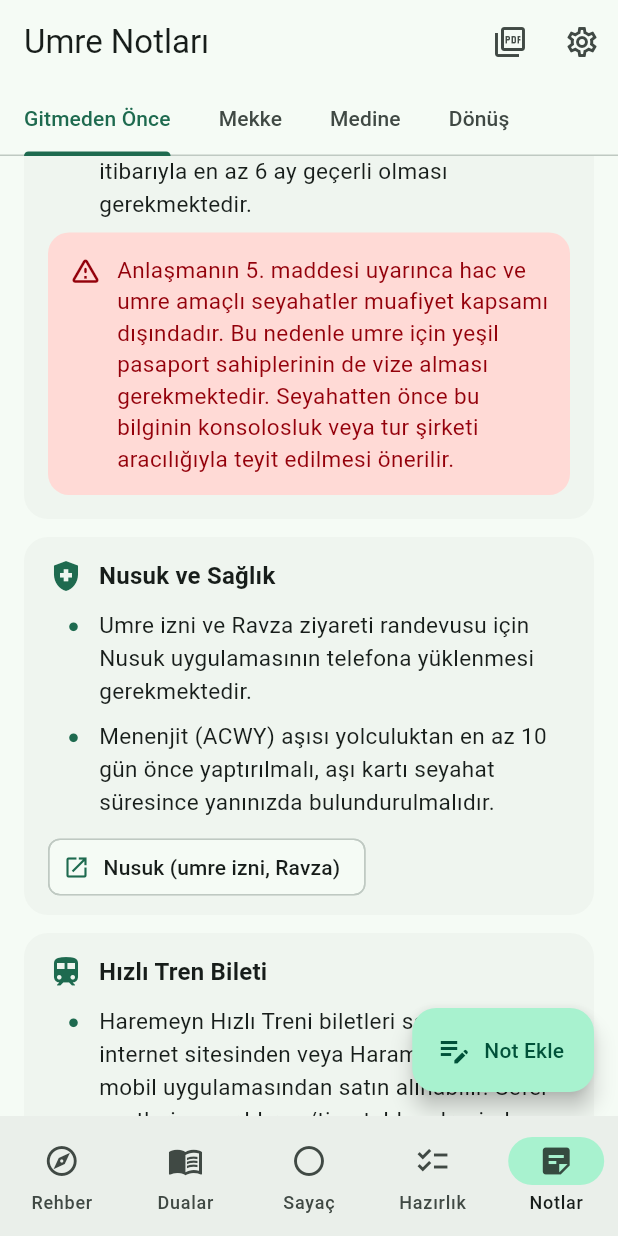
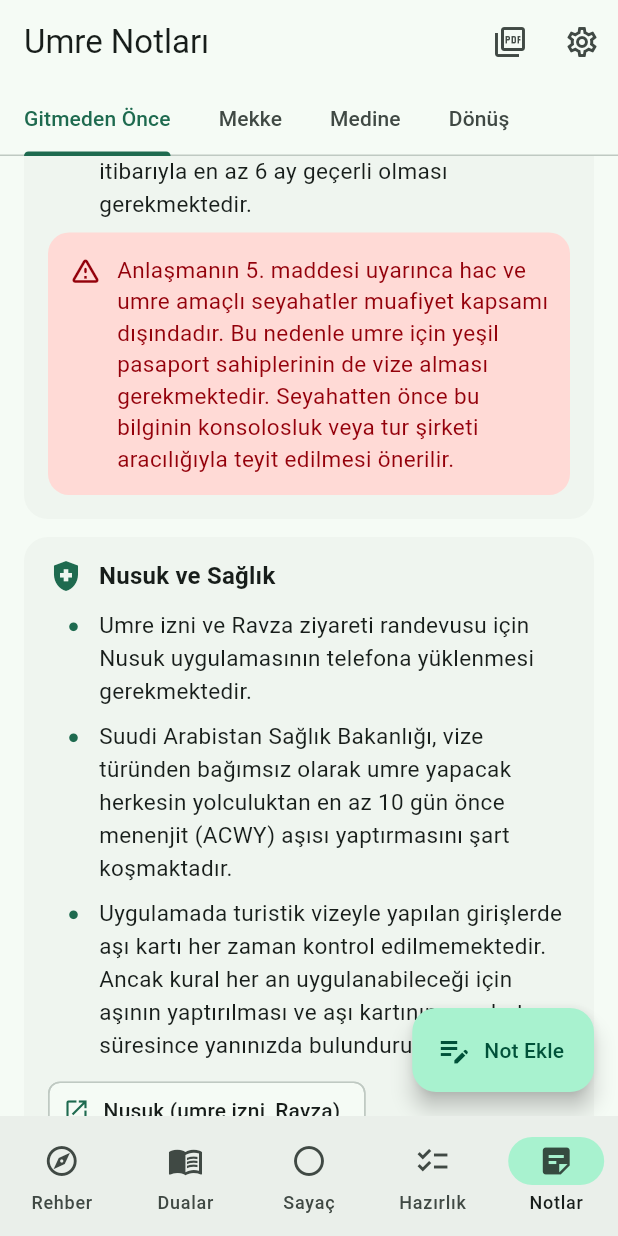
Before and after one commit to yalagoz/Umre, a Flutter app: the screen it shows after launch, item 5 of the bottom bar chosen, scrolled down 1152 dp, on a phone screen of 412 x 824 dp. Run offline on Flutter 3.47's test engine with Material 3 defaults, Android fonts, the phone set to English and light mode, and no system bars; our stand-ins replace pdf, printing, share_plus, shared_preferences.

Commit message:
Mekke notları ve hazırlık listesi güncellendi, README'ye APK karekodu eklendi
- Mekke: Mahbes bölgesinden otobüsle ulaşım ve Selam Kapısı, kadınlar için
  namaz vaktinde tavaf, ZamZam AVM ve Al Baik yemek bilgileri
- Gitmeden Önce: menenjit aşısı, orta boy valiz, Kuveyt Türk kur bilgisi,
  Elektrik Prizleri bölümü
- Hazırlık listesi: pasaport, bel çantası, terlik, priz ve seccade maddeleri
- README: en son APK'yı indiren karekod ve kurulum adımları

Co-Authored-By: Claude Opus 5.5 <noreply@anthropic.com>

```diff
--- a/lib/data/hazirlik.dart
+++ b/lib/data/hazirlik.dart
@@ -10,11 +10,10 @@ const List<ChecklistSection> checklistSections = [
     title: "Evrak ve Para",
     icon: Icons.badge,
     items: [
-      "Pasaport (en az 6 ay geçerli)",
+      "Pasaport (en az 1 yıl geçerli olması önerilir)",
       "Umre vizesi ve tur belgeleri",
       "Uçak bileti ve otel bilgileri",
-      "Kimlik fotokopisi ve vesikalık fotoğraf",
-      "Aşı kartı ve sağlık raporu",
+      "Menenjit (ACWY) aşı kartı",
       "Kredi kartı ve bir miktar Suudi Riyali",
       "Tur rehberinin ve kafile görevlisinin telefon numaraları",
     ],
@@ -25,8 +24,8 @@ const List<ChecklistSection> checklistSections = [
     icon: Icons.checkroom,
     items: [
       "En az 2 takım ihram (erkekler)",
-      "İhram kemeri veya bel çantası",
-      "Topuğu ve ayak üstü açık terlik / sandalet",
+      "İhram kemeri veya bel çantası (boyun askılı çantalar kullanışlı olmakla birlikte boyunda ağırlık yapmaktadır; bel çantası daha rahattır)",
+      "Topuğu ve ayak üstü açık terlik veya sandalet (2 adet önerilir)",
       "Tesettüre uygun rahat kıyafetler (kadınlar)",
       "Rahat yürüyüş ayakkabısı",
       "Klimalı ortamlar için ince hırka",
@@ -55,7 +54,7 @@ const List<ChecklistSection> checklistSections = [
     items: [
       "Telefon ve şarj aleti",
       "Taşınabilir şarj cihazı (powerbank)",
-      "Priz dönüştürücü (çoğunlukla İngiliz tipi, G)",
+      "Priz dönüştürücü (İngiliz tipi, G; önerilir ancak zorunlu değildir)",
       "Telefonda Nusuk, Uber ve Haramain tren uygulamaları",
     ],
   ),
@@ -67,7 +66,7 @@ const List<ChecklistSection> checklistSections = [
       "Dua kitabı veya bu uygulama",
       "Küçük boy Kur'an-ı Kerim",
       "Tesbih veya tavaf sayacı",
-      "Katlanabilir seccade",
+      "Katlanabilir seccade (hafif ve ince olması önerilir)",
       "Mescitte ayakkabılar için bez torba",
     ],
   ),
--- a/lib/data/notlar.dart
+++ b/lib/data/notlar.dart
@@ -73,7 +73,8 @@ const List<TripPhase> tripPhases = [
         links: [_nusukLink],
         items: [
           'Umre izni ve Ravza ziyareti randevusu için Nusuk uygulamasının telefona yüklenmesi gerekmektedir.',
-          'Menenjit (ACWY) aşısı yolculuktan en az 10 gün önce yaptırılmalı, aşı kartı seyahat süresince yanınızda bulundurulmalıdır.',
+          'Suudi Arabistan Sağlık Bakanlığı, vize türünden bağımsız olarak umre yapacak herkesin yolculuktan en az 10 gün önce menenjit (ACWY) aşısı yaptırmasını şart koşmaktadır.',
+          'Uygulamada turistik vizeyle yapılan girişlerde aşı kartı her zaman kontrol edilmemektedir. Ancak kural her an uygulanabileceği için aşının yaptırılması ve aşı kartının seyahat süresince yanınızda bulundurulması önerilir.',
         ],
       ),
       TripNoteSection(
@@ -83,7 +84,7 @@ const List<TripPhase> tripPhases = [
         items: [
           'Haremeyn Hızlı Treni biletleri sar.hhr.sa internet sitesinden veya Haramain (HHR) mobil uygulamasından satın alınabilir. Sefer saatlerine sar.hhr.sa/timetable adresinden ulaşılabilir.',
           'Medine–Mekke arası tek yön bilet ücreti ekonomi sınıfında yaklaşık 160–190 riyal, business sınıfında ise 260 riyal ve üzeridir. Fiyatlar tarihe ve KDV oranına göre değişiklik gösterebilir.',
-          'Yolcu başına 1 büyük valiz (en fazla 25 kg ve 65×55×35 cm) ile 1 el çantası taşıma hakkı bulunmaktadır.',
+          'Yolcu başına 1 orta boy valiz (en fazla 25 kg ve 65×55×35 cm) ile 1 el çantası taşıma hakkı bulunmaktadır. Büyük boy valizler kabul edilmemekte veya ek ücrete tabi tutulmaktadır.',
           'Kalkışa 20 dakikadan az süre kala bilet değişikliği yapılamaz. Trene yetişemeyen yolcunun bileti geçersiz hâle gelir.',
         ],
       ),
@@ -91,10 +92,20 @@ const List<TripPhase> tripPhases = [
         title: 'Para ve Ulaşım',
         icon: Icons.payments,
         items: [
-          'Kredi kartı hemen her yerde kabul edilmektedir ve döviz kuru açısından genellikle daha avantajlıdır.',
+          'Kredi kartı hemen her yerde kabul edilmektedir.',
+          'Kuveyt Türk kredi kartları, yurt dışı harcamalarını kur farkı eklemeden alış ve satış kurunun ortalaması üzerinden ekstreye yansıtmaktadır. Örneğin alış kuru 13,00 TL ve satış kuru 13,50 TL olduğunda harcama 13,25 TL üzerinden hesaplanmaktadır. Bu nedenle Kuveyt Türk kartları bu konuda avantajlıdır; diğer bankaların uygulamaları ayrıca araştırılabilir.',
           'Taksi için Uber uygulamasının önceden telefona yüklenmesi önerilir.',
-          'Hızlı trende en büyük boy valizler kabul edilmemekte veya ek ücrete tabi tutulmaktadır. Bu nedenle çok büyük valizle seyahat edilmemesi önerilir.',
+          'Hızlı trende büyük boy valizler kabul edilmemekte veya ek ücrete tabi tutulmaktadır. Bu nedenle orta boy valizle seyahat edilmesi önerilir.',
         ],
+      ),
+      TripNoteSection(
+        title: 'Elektrik Prizleri',
+        icon: Icons.power,
+        items: [
+          'Suudi Arabistan\'da çoğunlukla üç delikli İngiliz tipi (G) prizler kullanılmaktadır. Priz dönüştürücü önerilir ancak zorunlu değildir.',
+          'Türkiye\'de kullanılan fişler de bu prizlere takılabilir. Bunun için prizin üst kısmındaki tekli deliğe tahta bir çubuk gibi yalıtkan bir cisim yerleştirilir; böylece priz kilidi açılır ve fiş alttaki iki deliğe takılabilir.',
+        ],
+        warning: 'Priz kilidini açmak için yalnızca kuru ve yalıtkan bir cisim kullanılmalıdır. Bu işlemde kesinlikle metal bir cisim kullanılmamalıdır.',
       ),
     ],
   ),
@@ -105,10 +116,11 @@ const List<TripPhase> tripPhases = [
     icon: Icons.mosque,
     sections: [
       TripNoteSection(
-        title: 'Mescid-i Haram Kapıları',
+        title: "Harem'e Ulaşım ve Kapılar",
         icon: Icons.door_front_door,
         items: [
-          "Kral Abdülaziz Kapısı, tavafın başlangıç noktası olan Hacerülesved hizasına (selamlama noktasına) oldukça yakındır. Bu nedenle Mescid-i Haram'a bu kapıdan girilmesi önerilir.",
+          "Mahbes (Mahbas Al Jinn) bölgesindeki otellerde konaklanıyorsa Harem'e otobüsle ulaşılır. Otobüsler Gazze durağına gelmekte, yolcular Peygamber Efendimizin evinin yakınında inmektedir. Buradan yürünerek Selam Kapısı'ndan Mescid-i Haram'a girmek en yakın yoldur.",
+          "Harem'e yakın otellerde konaklanıyorsa Mescid-i Haram'a Kral Abdülaziz Kapısı'ndan girmek en rahat yoldur. Bu kapı, tavafın başlangıç noktası olan Hacerülesved hizasına (selamlama noktasına) da oldukça yakındır.",
           "Çıkışta Kral Abdülaziz Kapısı'nın yanındaki kapı veya 83, 84, 87 ve 93 numaraya kadar olan kapılar kullanıldığında Mekke Kulesi'ne (Saat Kulesi) yakın bir noktaya çıkılır.",
           "Cuma namazı için saat 09.00–09.30 arasında gelinip Kral Abdülaziz Kapısı'nın sağ tarafında yer bulunduğunda namaz gölgede kılınabilir (Kasım ayı tecrübesidir).",
         ],
@@ -119,6 +131,15 @@ const List<TripPhase> tripPhases = [
         items: [
           "Mescid-i Haram'da kadınlara ayrılan namaz ve oturma alanı Kral Fahd Kapısı'nın sol tarafında yer almaktadır.",
           'Kadınların namaz vaktinden 20–30 dakika önce kadınlar bölümüne gitmeleri önerilir. Çok erken gelindiğinde görevliler alanı boşaltabilmektedir; belirtilen zaman aralığında gelindiğinde ise içeride yer bulunabilmektedir.',
+        ],
+      ),
+      TripNoteSection(
+        title: 'Kadınlar İçin Namaz Vaktinde Tavaf',
+        icon: Icons.schedule,
+        numbered: true,
+        items: [
+          'Tavafın namaz vaktine kadar tamamlanabileceği düşünülüyorsa tavafın bitirilmesi önerilir. Namaz vakti yaklaştığında görevliler kadınları mataf alanının dışına çıkarmaktadır.',
+          'Tavafın namaz vaktine kadar tamamlanamayacağı düşünülüyorsa kadınlara ayrılan bir bölüme geçilerek namaz içeride kılınabilir ve namazdan sonra tavafa hemen devam edilebilir. Bunun nedeni, namaz vaktine çok yakın bir zamanda hâlâ mataf alanında bulunan kadınların görevlilerce dışarı çıkarılmasıdır. Bu durumda yeniden içeri girip tavafa devam etmek uzun zaman alabilmektedir.',
         ],
       ),
       TripNoteSection(
@@ -133,6 +154,19 @@ const List<TripPhase> tripPhases = [
           'Elaf Kinda',
           'ZamZam Pullman — Asansörlerde uzun bekleme süreleri yaşanmaktadır.',
         ],
+      ),
+      TripNoteSection(
+        title: 'Yemek',
+        icon: Icons.restaurant,
+        items: [
+          "Konaklanan otelde yemek hizmeti bulunmuyorsa ZamZam Alışveriş Merkezi'nin 3. katındaki restoranlar tercih edilebilir.",
+          'Bu katta bir Türk restoranı bulunmaktadır. Çorba 15 riyal, pide ve pizza ise 25 riyaldir.',
+          'Arap yemekleri sunan restoranlar da denenebilir. İki kişilik pilav ve tavuk yaklaşık 35 riyaldir.',
+          "Al Shufa Restoranı'nda açık büfe yemek 75 riyaldir.",
+          "Al Baik'te hamburger ve nugget tarzı yemekler denenebilir. Yemekler lezzetlidir ancak restoran çok kalabalık olmaktadır. Kişi başı 15–30 riyal arasında yemek yenebilmektedir.",
+          'Belirtilen fiyatlar tecrübeye dayanmaktadır ve zamanla değişebilir.',
+        ],
+        warning: 'Namazların hemen ardından alışveriş merkezi çok kalabalık olmaktadır. Bu nedenle yemek için namaz çıkışı saatleri tercih edilmemelidir.',
       ),
       TripNoteSection(
         title: 'Alışveriş ve Ulaşım',
@@ -192,7 +226,7 @@ const List<TripPhase> tripPhases = [
           'Hızlı trenin kullanımı oldukça kolaydır. İstasyona girildikten sonra üst kata çıkılır. Bu katta mescit bulunmakla birlikte ihram giyme alanı bulunmamaktadır.',
           'Trene yolcu kabulü kalkış saatinden yaklaşık 40 dakika önce başlar ve kalkışa 15 dakika kala sona erer.',
           'Bagajlar trene binilmeden önce güvenlik kontrolünden geçirilir.',
-          'En büyük boy valizler kabul edilmemekte veya ek ücrete tabi tutulmaktadır. Yolcu başına 1 büyük valiz (en fazla 25 kg) ve 1 el çantası taşıma hakkı bulunmaktadır.',
+          'Büyük boy valizler kabul edilmemekte veya ek ücrete tabi tutulmaktadır. Yolcu başına 1 orta boy valiz (en fazla 25 kg) ve 1 el çantası taşıma hakkı bulunmaktadır.',
         ],
         warning: 'Tren mikat sınırında durmamaktadır ve istasyonda ihram giyme alanı bulunmamaktadır. Bu nedenle ihram otelde giyilmeli, niyet edilip telbiye trene binilmeden önce getirilmelidir. Mikata gelmeden önce ihrama girmek caizdir.',
       ),
```
Also changed, not shown: docs/apk-karekod.png (added), 3 other files.
